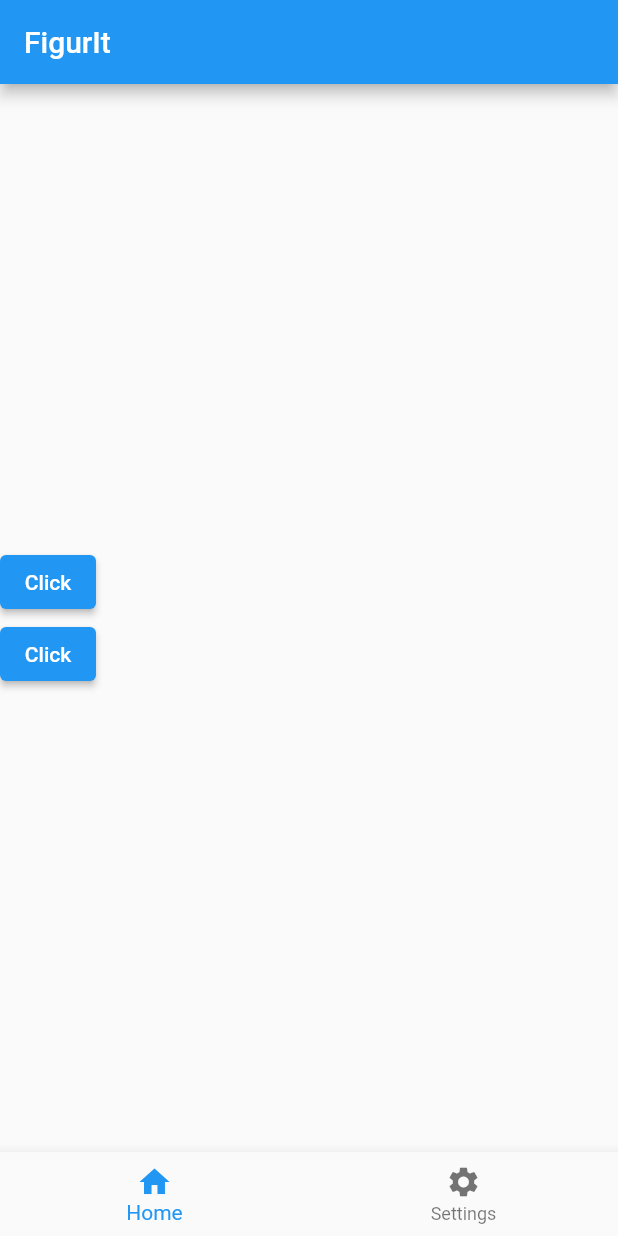
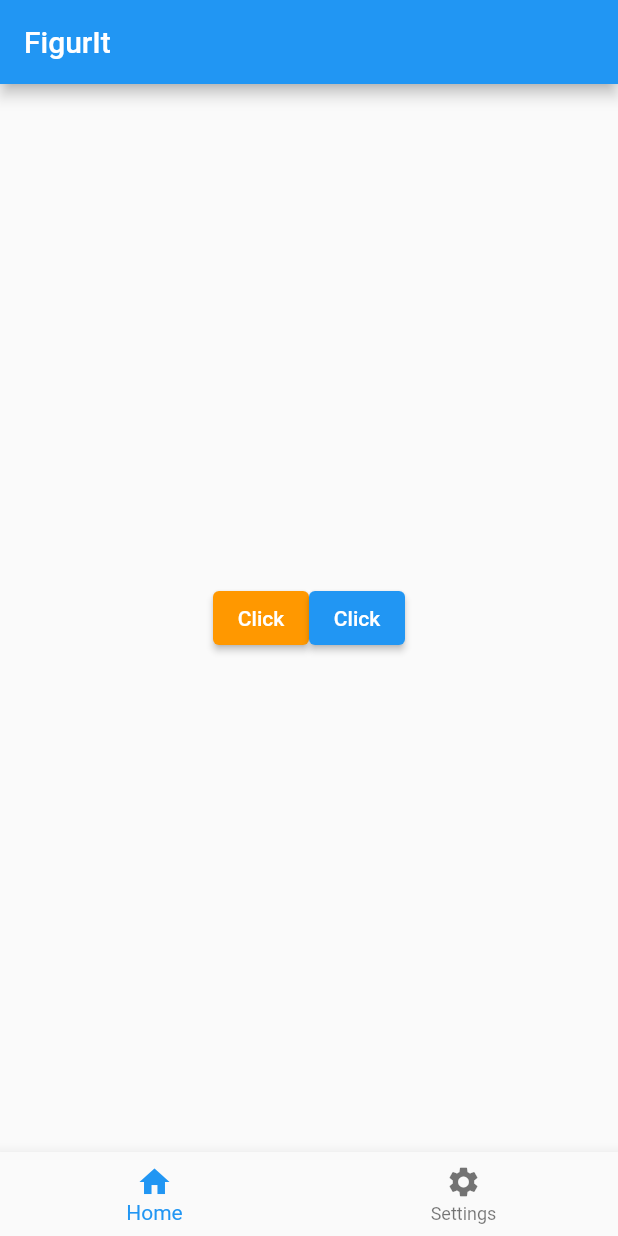
Before and after one commit to andrebarbadoUFSC/fluttertest, a Flutter app: the screen it shows after launch, on a phone screen of 412 x 824 dp. Run offline on Flutter 3.47's test engine with Material 2 defaults, Android fonts, the phone set to English and light mode, and no system bars.

Commit message:
mudar cor dos botoes

```diff
--- a/lib/main.dart
+++ b/lib/main.dart
@@ -30,11 +30,16 @@ class _MyApp2State extends State<MyApp2> {
         body: Center(
           child: SizedBox(
             width: double.infinity,
-            child: Column(
+            height: double.infinity,
+            child: Row(
               mainAxisAlignment: MainAxisAlignment.center,
-              crossAxisAlignment: CrossAxisAlignment.start,
+              crossAxisAlignment: CrossAxisAlignment.center,
               children: [
                 ElevatedButton(
+                  style: ElevatedButton.styleFrom(
+                    onPrimary: Colors.white,
+                    primary: Colors.orange,
+                  ),
                   onPressed: () {
                     //avisa o flutter q mudo algo
                     setState(() {
```
